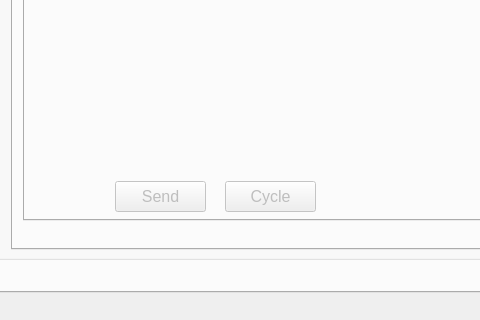
Before: the Qt Designer form Rotating Coil v3/Rotating_Coil_Interface_v3.ui in lnls-ima/rotating-coil-software, drawn with Qt 5; both pictures show x 94 to 574 and y 469 to 789 of the 1235 by 789 pixel window.
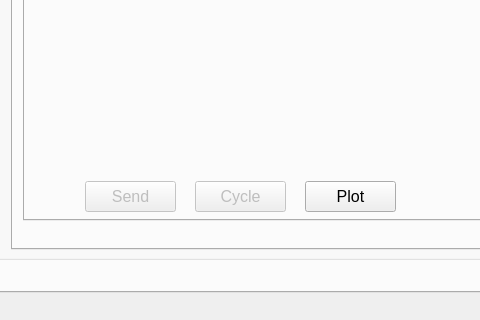
After: the same form once the commit is applied. The open tabs and pages were chosen to show the change. Icons and pictures are not drawn. Custom widgets are drawn as their Qt base class.

Commit message:
Power Supply updates and bug fixes.
Changelog:
- Solved bug which prevented water and magnet temperatures from being
read;
- Current setpoint spinboxes now accept negative values;
- Added plot demagnetization curve function.

```diff
--- a/Rotating Coil v3/Rotating_Coil_Interface_v3.ui
+++ b/Rotating Coil v3/Rotating_Coil_Interface_v3.ui
@@ -4571,7 +4571,7 @@
            </property>
            <property name="geometry">
             <rect>
-             <x>90</x>
+             <x>60</x>
              <y>290</y>
              <width>91</width>
              <height>31</height>
@@ -4597,7 +4597,7 @@
            </property>
            <property name="geometry">
             <rect>
-             <x>200</x>
+             <x>170</x>
              <y>290</y>
              <width>91</width>
              <height>31</height>
@@ -5039,6 +5039,32 @@
             <bool>true</bool>
            </property>
           </widget>
+          <widget class="QPushButton" name="pb_plot_2">
+           <property name="enabled">
+            <bool>true</bool>
+           </property>
+           <property name="geometry">
+            <rect>
+             <x>280</x>
+             <y>290</y>
+             <width>91</width>
+             <height>31</height>
+            </rect>
+           </property>
+           <property name="text">
+            <string>Plot</string>
+           </property>
+           <property name="icon">
+            <iconset resource="resource_file.qrc">
+             <normaloff>:/Images/imagens/chart_xy_graph_statistics-512.png</normaloff>:/Images/imagens/chart_xy_graph_statistics-512.png</iconset>
+           </property>
+           <property name="iconSize">
+            <size>
+             <width>20</width>
+             <height>20</height>
+            </size>
+           </property>
+          </widget>
          </widget>
         </widget>
        </widget>
```
Left out of the diff: 41 changed lines with no effect on the pictures. The commit also changes 2 other files.
